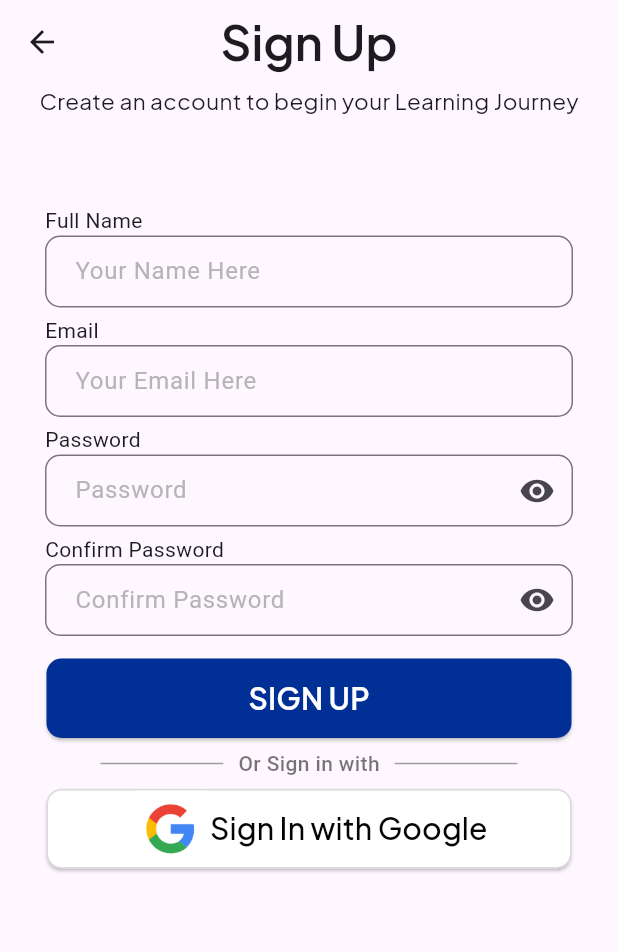
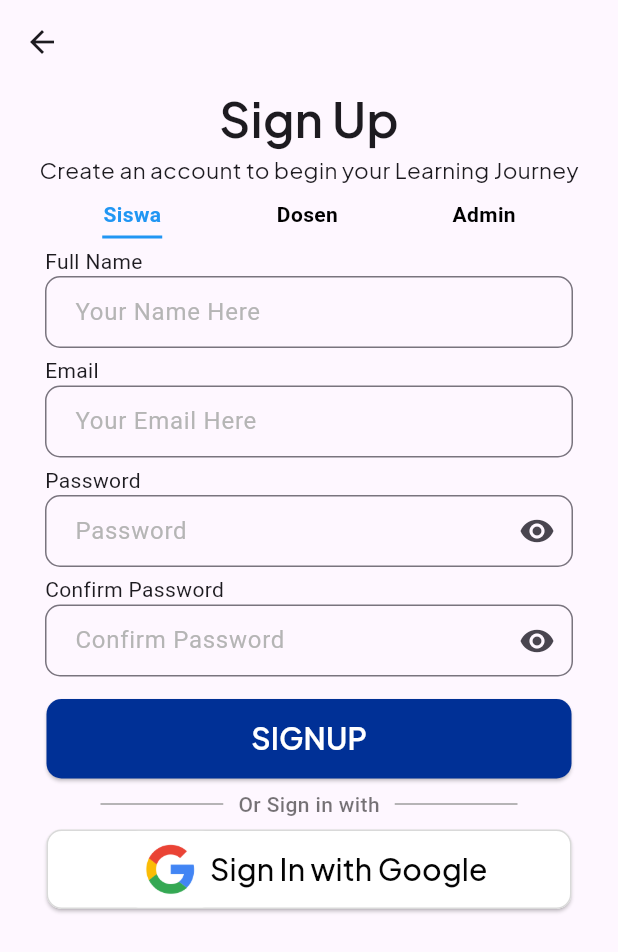
Before and after one commit to Faqihasyari/app_lms, a Flutter app: the SignupView screen opened by its route, on a phone screen of 412 x 824 dp. Shown: the top 952 px of the screen. Run offline on Flutter 3.47's test engine with Material 3 defaults, Android fonts, the phone set to English and light mode, and no system bars; our stand-ins replace get, google_fonts, supabase_flutter; accounts and stored records are empty.

Commit message:
signup role

```diff
--- a/lib/app/modules/signup/views/signup_view.dart
+++ b/lib/app/modules/signup/views/signup_view.dart
@@ -12,34 +12,65 @@ class SignupView extends GetView<SignupController> {
   Widget build(BuildContext context) {
     return Scaffold(
         appBar: AppBar(
-          title: Column(
+          centerTitle: true,
+        ),
+        body: SingleChildScrollView(
+          child: Column(
+            crossAxisAlignment: CrossAxisAlignment.center,
             children: [
               Text(
                 'Sign Up',
                 style: GoogleFonts.plusJakartaSans(
                     fontWeight: FontWeight.w600, fontSize: 32),
               ),
-            ],
-          ),
-          centerTitle: true,
-        ),
-        body: SingleChildScrollView(
-          child: Column(
-            crossAxisAlignment: CrossAxisAlignment.center,
-            children: [
-              Center(
-                child: Text(
-                  'Create an account to begin your Learning Journey',
-                  style: GoogleFonts.plusJakartaSans(fontSize: 15),
-                ),
+              Text(
+                'Create an account to begin your Learning Journey',
+                style: GoogleFonts.plusJakartaSans(fontSize: 15),
               ),
+              Obx(() => Padding(
+                    padding: const EdgeInsets.fromLTRB(30, 10, 30, 0),
+                    child: Row(
+                      mainAxisAlignment: MainAxisAlignment.spaceAround,
+                      children: controller.roles.map((role) {
+                        final isSelected =
+                            controller.selectedRole.value == role;
+                        return GestureDetector(
+                          onTap: () {
+                            controller.selectedRole.value = role;
+                          },
+                          child: Column(
+                            children: [
+                              Text(
+                                role,
+                                style: TextStyle(
+                                  fontWeight: FontWeight.w600,
+                                  fontSize: 14,
+                                  color:
+                                      isSelected ? Colors.blue : Colors.black,
+                                ),
+                              ),
+                              SizedBox(height: 4),
+                              Container(
+                                height: 2,
+                                width: 40,
+                                color: isSelected
+                                    ? Colors.blue
+                                    : Colors.transparent,
+                              )
+                            ],
+                          ),
+                        );
+                      }).toList(),
+                    ),
+                  )),
               Padding(
-                padding: const EdgeInsets.fromLTRB(30, 60, 30, 35),
+                padding: const EdgeInsets.fromLTRB(30, 5, 30, 35),
                 child: Column(
                   crossAxisAlignment: CrossAxisAlignment.start,
                   children: [
                     Text('Full Name'),
                     TextField(
+                      controller: controller.nameC,
                       decoration: InputDecoration(
                         hintText: 'Your Name Here',
                         hintStyle: TextStyle(color: hint),
@@ -63,6 +94,7 @@ class SignupView extends GetView<SignupController> {
                     ),
                     Text('Email'),
                     TextField(
+                      controller: controller.emailC,
                       decoration: InputDecoration(
                         hintText: 'Your Email Here',
                         hintStyle: TextStyle(color: hint),
@@ -162,9 +194,13 @@ class SignupView extends GetView<SignupController> {
                                 shape: RoundedRectangleBorder(
                                   borderRadius: BorderRadius.circular(10),
                                 )),
-                            onPressed: () {},
+                            onPressed: () {
+                              controller.signupSiswa();
+                            },
                             child: Text(
-                              'SIGN UP',
+                              controller.isLoading.isFalse
+                                  ? 'SIGNUP'
+                                  : 'LOADING...',
                               style: GoogleFonts.plusJakartaSans(
                                   fontWeight: FontWeight.w600,
                                   fontSize: 20,
```
Also changed, not shown: lib/app/modules/signup/controllers/signup_controller.dart (+59 -2 lines).
